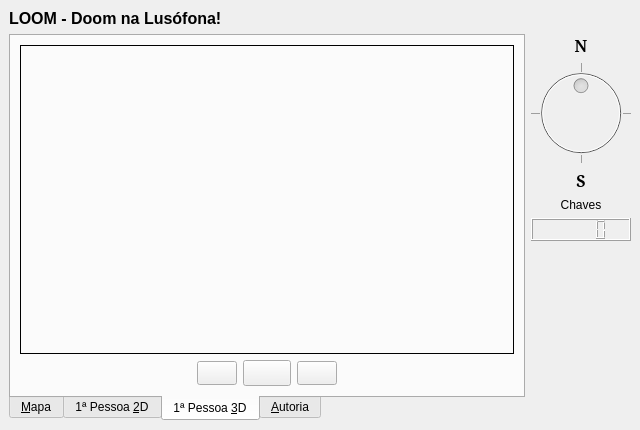
kassaus/cg-paba-2011, file cg-maze-src/mainwindow.ui: the form before one commit.
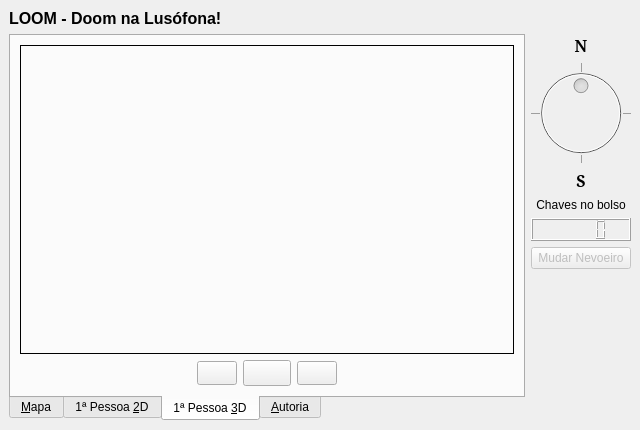
The form after the commit. The open tabs and pages were chosen to show the change. Icons and pictures are not drawn. Custom widgets are drawn as their Qt base class.

```diff
--- a/cg-maze-src/mainwindow.ui
+++ b/cg-maze-src/mainwindow.ui
@@ -624,7 +624,7 @@
         <item>
          <widget class="QLabel" name="label_5">
           <property name="text">
-           <string>Chaves</string>
+           <string>Chaves no bolso</string>
           </property>
           <property name="alignment">
            <set>Qt::AlignCenter</set>
@@ -638,6 +638,19 @@
           </property>
          </widget>
         </item>
+        <item>
+         <widget class="QPushButton" name="tipoNevoeiro">
+          <property name="enabled">
+           <bool>false</bool>
+          </property>
+          <property name="text">
+           <string>Mudar Nevoeiro</string>
+          </property>
+          <property name="shortcut">
+           <string>N</string>
+          </property>
+         </widget>
+        </item>
         <item>
          <spacer name="verticalSpacer">
           <property name="orientation">
```
Left out of the diff: 2 changed lines with no effect on the pictures.
